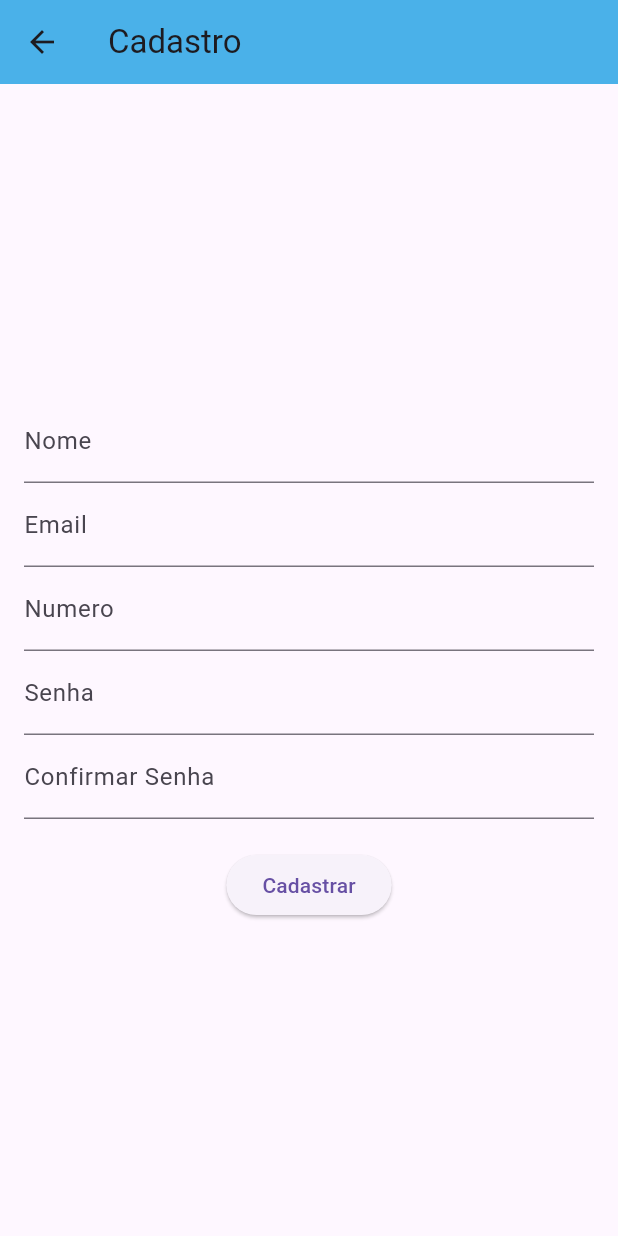
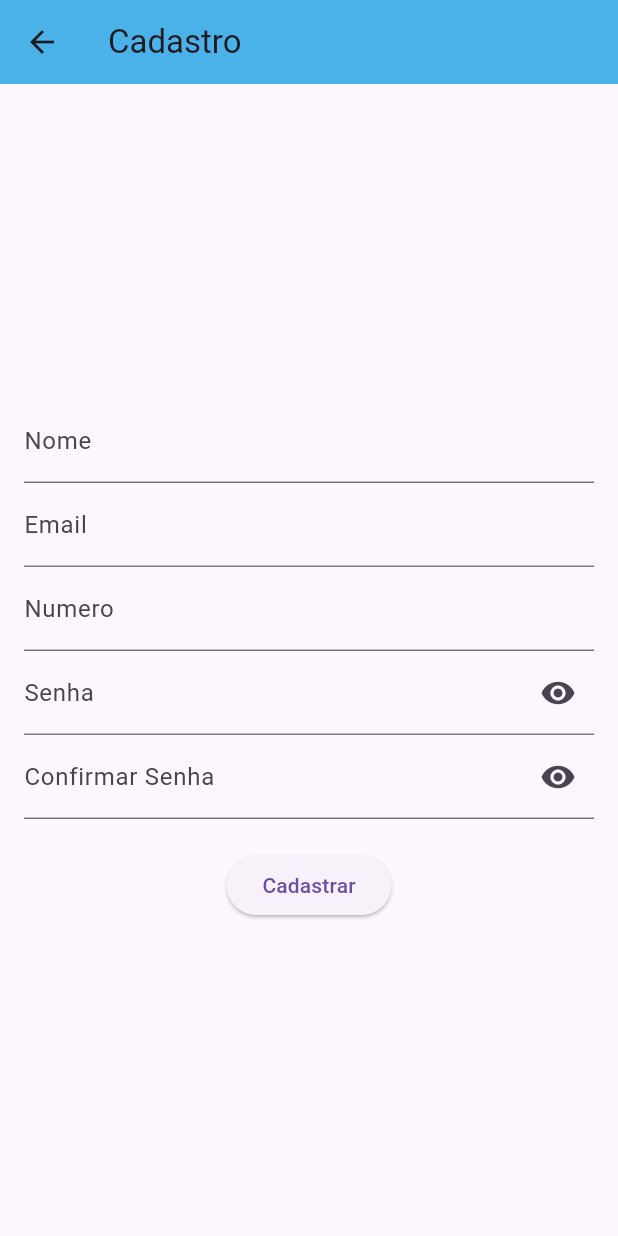
Before and after one commit to b4rradas/app_notasorg, a Flutter app: the screen it shows after launch, after a tap on "Criar Conta", on a phone screen of 412 x 824 dp. Run offline on Flutter 3.47's test engine with Material 3 defaults, Android fonts, the light colour scheme and no system bars; our stand-ins replace cloud_firestore, device_preview, firebase_auth, firebase_core, get_it; accounts and stored records are empty.

Commit message:
Adicionando metodo para mostrar ou ocultar senha

```diff
--- a/lib/view/cadastro_view.dart
+++ b/lib/view/cadastro_view.dart
@@ -12,6 +12,12 @@ class CadastroView extends StatefulWidget {
 class _CadastroViewState extends State<CadastroView> {
   final CadastroController controller = GetIt.I<CadastroController>();
   final _formKey = GlobalKey<FormState>();
+
+  bool isObscured = true;
+  bool isObscuredConfirm = true;
+  var icon = Icon(Icons.visibility);
+  var iconConfirm = Icon(Icons.visibility);
+
 
   @override
   Widget build(BuildContext context) {
@@ -46,14 +52,16 @@ class _CadastroViewState extends State<CadastroView> {
 
               TextFormField(
                 controller: controller.txtCadastroSenha,
-                decoration: InputDecoration(labelText: 'Senha'),
-                obscureText: true,
+                obscureText: isObscured,
+                decoration: InputDecoration(labelText: 'Senha',
+                suffixIcon: IconButton(icon: icon, onPressed: _toggleObscure,)),
               ),
 
               TextFormField(
                 controller: controller.txtCadastroConfSenha,
-                decoration: InputDecoration(labelText: 'Confirmar Senha'),
-                obscureText: true,
+                obscureText: isObscuredConfirm,
+                decoration: InputDecoration(labelText: 'Confirmar Senha',
+                suffixIcon: IconButton(icon: iconConfirm, onPressed: _toggleObscureConfirm,)),
               ),
 
               SizedBox(height: 20),
@@ -84,4 +92,28 @@ class _CadastroViewState extends State<CadastroView> {
       ),
     );
   }
+
+  void _toggleObscure() {
+    isObscured = !isObscured;
+
+    if (isObscured) {
+      icon = Icon(Icons.visibility);
+    } else {
+      icon = Icon(Icons.visibility_off);
+    }
+
+    setState(() {});
+  }
+
+  void _toggleObscureConfirm() {
+    isObscuredConfirm = !isObscuredConfirm;
+
+    if (isObscuredConfirm) {
+      iconConfirm = Icon(Icons.visibility);
+    } else {
+      iconConfirm = Icon(Icons.visibility_off);
+    }
+
+    setState(() {});
+  }
 }
--- a/lib/view/login_view.dart
+++ b/lib/view/login_view.dart
@@ -12,6 +12,9 @@ class LoginView extends StatefulWidget {
 class _LoginViewState extends State<LoginView> {
   final LoginController controller = GetIt.I<LoginController>();
   final _formKey = GlobalKey<FormState>();
+
+  bool isObscured = true;
+  var icone = Icon(Icons.visibility);
 
   @override
   Widget build(BuildContext context) {
@@ -57,8 +60,10 @@ class _LoginViewState extends State<LoginView> {
 
                 TextFormField(
                   controller: controller.txtLoginSenha,
-                  decoration: InputDecoration(labelText: 'Senha'),
-                  obscureText: true,
+                  obscureText: isObscured,
+                  decoration: InputDecoration(
+                    labelText: 'Senha',
+                    suffixIcon: IconButton(icon: icone, onPressed: _toggleObscure,)),
                 ),
 
                 SizedBox(height: 20),
@@ -89,4 +94,16 @@ class _LoginViewState extends State<LoginView> {
       )
     );
   }
+
+  void _toggleObscure() {
+    isObscured = !isObscured;
+
+    if (isObscured) {
+      icone = Icon(Icons.visibility);
+    } else {
+      icone = Icon(Icons.visibility_off);
+    }
+
+    setState(() {});
+  }
 }
```
